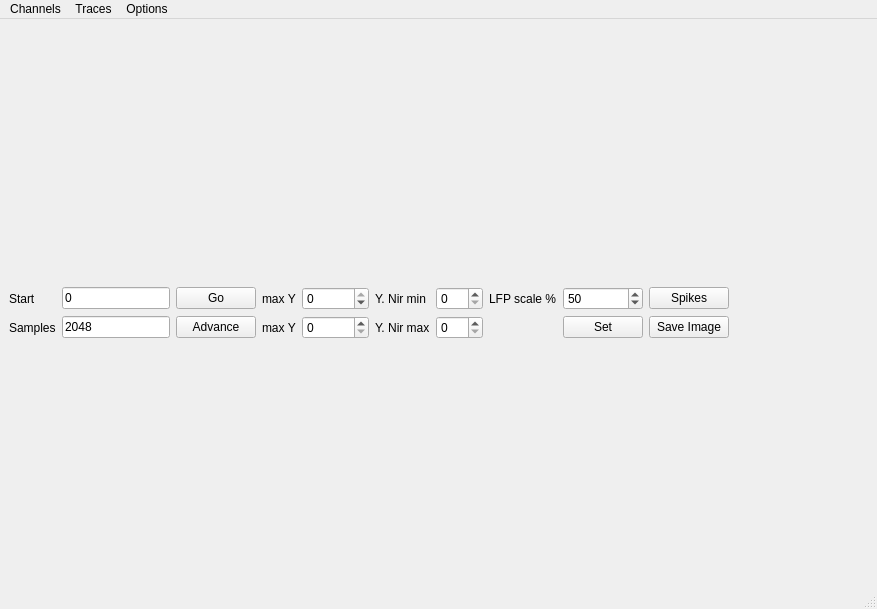
The window that signalviewer/viewer_files/viewer.ui (jniediek/combinato) describes before a commit, drawn with Qt 5.
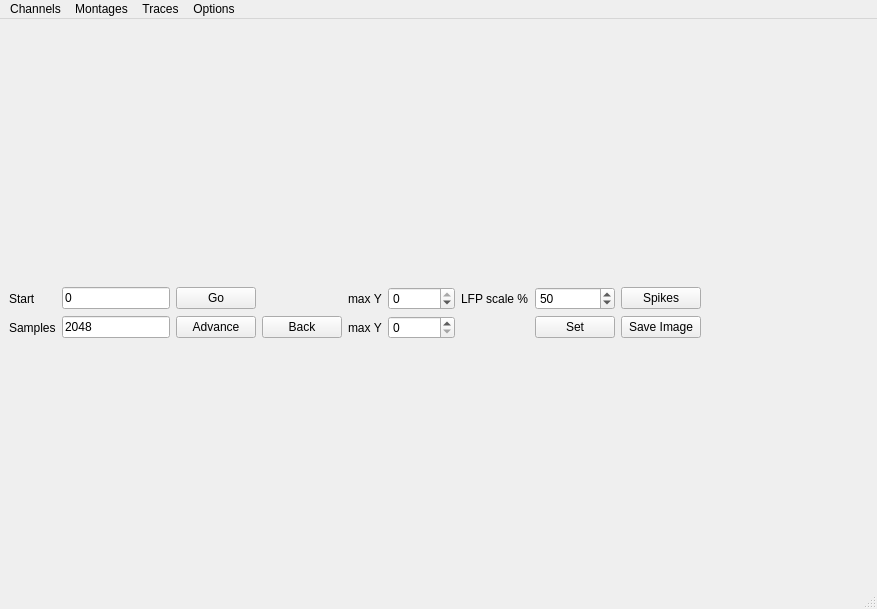
The same window after the commit.

Commit message: viewer now reads montages

What changed in the file:
```diff
--- a/signalviewer/viewer_files/viewer.ui
+++ b/signalviewer/viewer_files/viewer.ui
@@ -19,17 +19,36 @@
      <layout class="QHBoxLayout" name="horizontalLayout">
       <item>
        <layout class="QGridLayout" name="gridLayout">
-        <item row="1" column="3">
-         <widget class="QLabel" name="labelYlimMin">
+        <item row="1" column="7">
+         <widget class="QSpinBox" name="spinBoxLFPpercent">
           <property name="enabled">
            <bool>true</bool>
           </property>
-          <property name="text">
-           <string>max Y</string>
+          <property name="minimum">
+           <number>10</number>
+          </property>
+          <property name="maximum">
+           <number>200</number>
+          </property>
+          <property name="singleStep">
+           <number>5</number>
+          </property>
+          <property name="value">
+           <number>50</number>
           </property>
          </widget>
         </item>
         <item row="1" column="4">
+         <widget class="QLabel" name="labelYlimMin">
+          <property name="enabled">
+           <bool>true</bool>
+          </property>
+          <property name="text">
+           <string>max Y</string>
+          </property>
+         </widget>
+        </item>
+        <item row="1" column="5">
          <widget class="QSpinBox" name="spinBoxYlimLow">
           <property name="enabled">
            <bool>true</bool>
@@ -48,33 +67,7 @@
           </property>
          </widget>
         </item>
-        <item row="1" column="5">
-         <widget class="QLabel" name="labelYNirMin">
-          <property name="text">
-           <string>Y. Nir min</string>
-          </property>
-         </widget>
-        </item>
         <item row="1" column="6">
-         <widget class="QSpinBox" name="spinBoxYNirMin">
-          <property name="enabled">
-           <bool>true</bool>
-          </property>
-          <property name="minimum">
-           <number>0</number>
-          </property>
-          <property name="maximum">
-           <number>500</number>
-          </property>
-          <property name="singleStep">
-           <number>5</number>
-          </property>
-          <property name="value">
-           <number>0</number>
-          </property>
-         </widget>
-        </item>
-        <item row="1" column="7">
          <widget class="QLabel" name="labelLFP">
           <property name="enabled">
            <bool>true</bool>
@@ -84,7 +77,7 @@
           </property>
          </widget>
         </item>
-        <item row="2" column="4">
+        <item row="2" column="5">
          <widget class="QSpinBox" name="spinBoxYlimHigh">
           <property name="enabled">
            <bool>true</bool>
@@ -103,14 +96,7 @@
           </property>
          </widget>
         </item>
-        <item row="2" column="5">
-         <widget class="QLabel" name="labelYNirMax">
-          <property name="text">
-           <string>Y. Nir max</string>
-          </property>
-         </widget>
-        </item>
-        <item row="2" column="3">
+        <item row="2" column="4">
          <widget class="QLabel" name="labelYlimMax">
           <property name="enabled">
            <bool>true</bool>
@@ -170,25 +156,6 @@
           </property>
          </widget>
         </item>
-        <item row="2" column="6">
-         <widget class="QSpinBox" name="spinBoxYNirMax">
-          <property name="enabled">
-           <bool>true</bool>
-          </property>
-          <property name="minimum">
-           <number>0</number>
-          </property>
-          <property name="maximum">
-           <number>500</number>
-          </property>
-          <property name="singleStep">
-           <number>5</number>
-          </property>
-          <property name="value">
-           <number>0</number>
-          </property>
-         </widget>
-        </item>
         <item row="2" column="0">
          <widget class="QLabel" name="labelRecords">
           <property name="enabled">
@@ -212,26 +179,7 @@
           </property>
          </widget>
         </item>
-        <item row="1" column="8">
-         <widget class="QSpinBox" name="spinBoxLFPpercent">
-          <property name="enabled">
-           <bool>true</bool>
-          </property>
-          <property name="minimum">
-           <number>10</number>
-          </property>
-          <property name="maximum">
-           <number>200</number>
-          </property>
-          <property name="singleStep">
-           <number>5</number>
-          </property>
-          <property name="value">
-           <number>50</number>
-          </property>
-         </widget>
-        </item>
-        <item row="2" column="8">
+        <item row="2" column="7">
          <widget class="QPushButton" name="pushButtonSet">
           <property name="enabled">
            <bool>true</bool>
@@ -241,20 +189,27 @@
           </property>
          </widget>
         </item>
-        <item row="1" column="9">
+        <item row="1" column="8">
          <widget class="QPushButton" name="pushButtonSpikes">
           <property name="text">
            <string>Spikes</string>
           </property>
          </widget>
         </item>
-        <item row="2" column="9">
+        <item row="2" column="8">
          <widget class="QPushButton" name="pushButtonSave">
           <property name="text">
            <string>Save Image</string>
           </property>
          </widget>
         </item>
+        <item row="2" column="3">
+         <widget class="QPushButton" name="pushButtonBack">
+          <property name="text">
+           <string>Back</string>
+          </property>
+         </widget>
+        </item>
        </layout>
       </item>
       <item>
@@ -280,7 +235,7 @@
      <x>0</x>
      <y>0</y>
      <width>877</width>
-     <height>19</height>
+     <height>26</height>
     </rect>
    </property>
    <widget class="QMenu" name="menuChannels">
@@ -305,7 +260,13 @@
     <addaction name="actionShow_SWR_boxes"/>
     <addaction name="actionShow_spikes"/>
    </widget>
+   <widget class="QMenu" name="menuRefs">
+    <property name="title">
+     <string>Montages</string>
+    </property>
+   </widget>
    <addaction name="menuChannels"/>
+   <addaction name="menuRefs"/>
    <addaction name="menuTraces"/>
    <addaction name="menuOptions"/>
   </widget>
```
Left out of the diff: 59 changed lines with no effect on the pictures. The commit also changes 2 other files.
